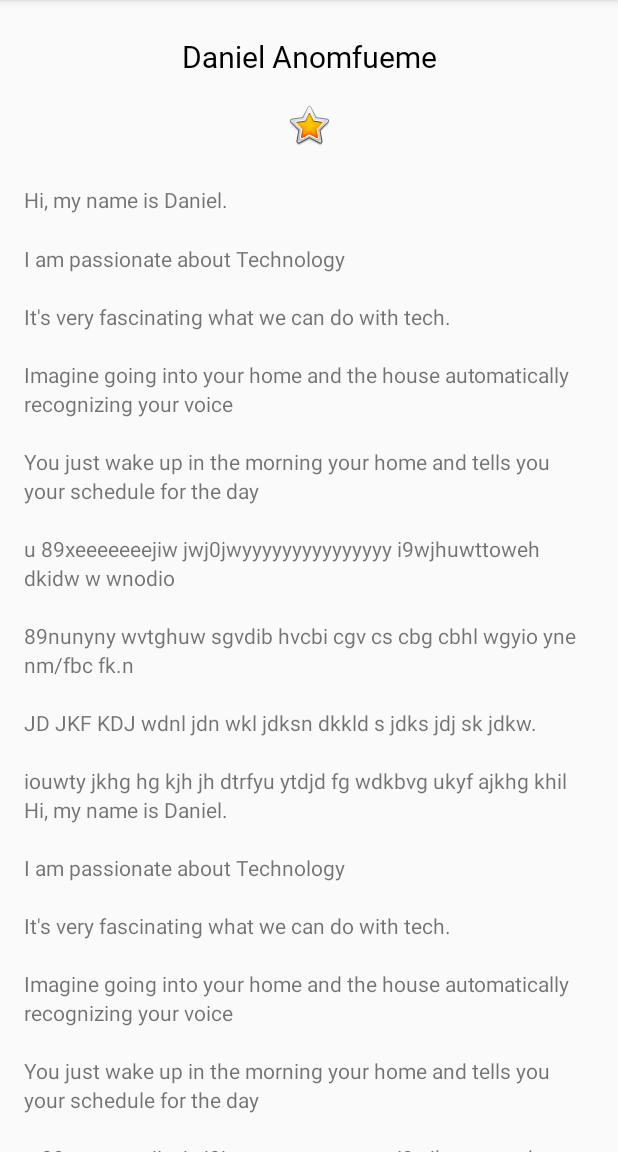
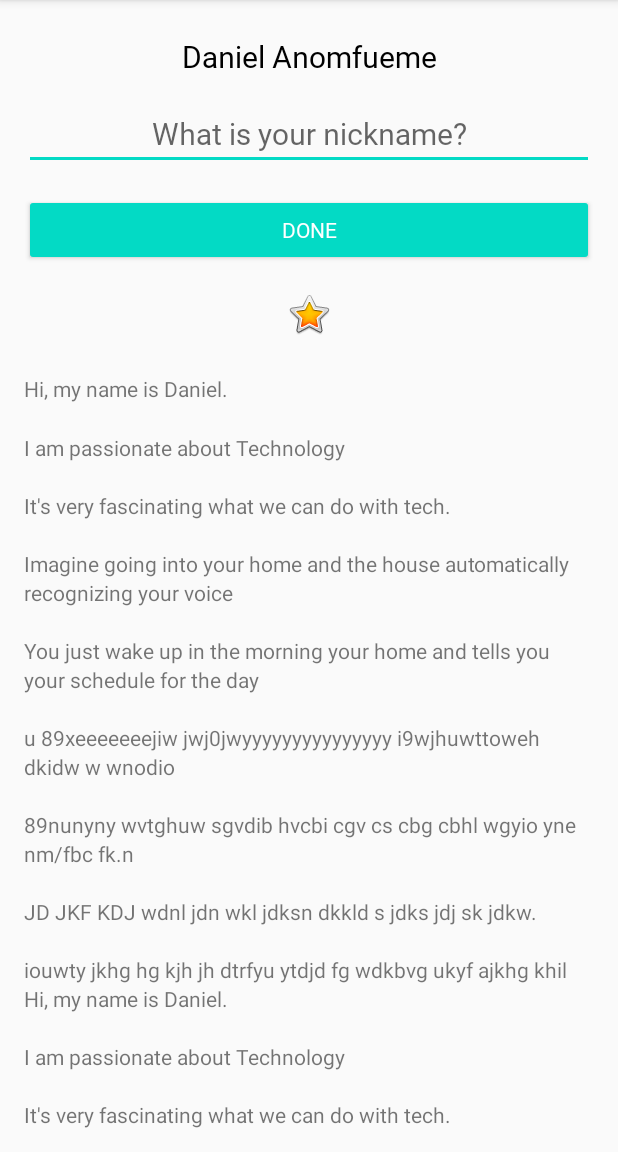
Before and after one commit to LifeofDan-EL/About_Me, an Android app: the screen it shows after launch (MainActivity), on a phone screen of 412 x 824 dp, the part 84-1236 px from its top. Run offline under Robolectric (Android 15) with nearby library versions, the phone set to English and light mode, and no system bars.

Commit message:
Added option of adding your nickname

```diff
--- a/app/src/main/java/com/danielanomfueme/aboutme/MainActivity.kt
+++ b/app/src/main/java/com/danielanomfueme/aboutme/MainActivity.kt
@@ -1,12 +1,37 @@
 package com.danielanomfueme.aboutme
 
+import android.content.Context
 import androidx.appcompat.app.AppCompatActivity
 import android.os.Bundle
+import android.view.View
+import android.view.inputmethod.InputMethodManager
+import android.widget.Button
+import android.widget.EditText
+import android.widget.TextView
+import java.util.*
 
 class MainActivity : AppCompatActivity() {
 
     override fun onCreate(savedInstanceState: Bundle?) {
         super.onCreate(savedInstanceState)
         setContentView(R.layout.activity_main)
+
+        findViewById<Button>(R.id.done_button).setOnClickListener {
+            addNickname(it)
+        }
+    }
+
+    private fun addNickname(view: View){
+        val editText = findViewById<EditText>(R.id.nickname_edit)
+        val nicknameTextView = findViewById<TextView>(R.id.nickname_text)
+
+        nicknameTextView.text = editText.text
+        editText.visibility = View.GONE
+        view.visibility = View.GONE
+        nicknameTextView.visibility = View.VISIBLE
+
+        //Hide the keyboard
+        val imm = getSystemService(Context.INPUT_METHOD_SERVICE) as InputMethodManager
+        imm.hideSoftInputFromWindow(view.windowToken, 0)
     }
 }
--- a/app/src/main/res/layout/activity_main.xml
+++ b/app/src/main/res/layout/activity_main.xml
@@ -16,6 +16,33 @@
         android:layout_height="wrap_content"
         android:text="@string/name"
         android:textAlignment="center" />
+
+    <EditText
+        android:id="@+id/nickname_edit"
+        style="@style/NameStyle"
+        android:layout_width="match_parent"
+        android:layout_height="wrap_content"
+        android:ems="10"
+        android:hint="@string/what_is_your_nickname"
+        android:inputType="textPersonName"
+        android:textAlignment="center" />
+
+    <Button
+        android:id="@+id/done_button"
+        android:layout_width="match_parent"
+        style="@style/Widget.AppCompat.Button.Colored"
+        android:layout_gravity="center_horizontal"
+        android:layout_marginTop="@dimen/layout_margin"
+        android:fontFamily="@font/roboto"
+        android:layout_height="wrap_content"
+        android:text="@string/done" />
+
+    <TextView
+        android:id="@+id/nickname_text"
+        android:layout_width="match_parent"
+        android:layout_height="wrap_content"
+        android:textAlignment="center"
+        android:visibility="gone" />
 
     <ImageView
         android:id="@+id/star_image"
--- a/app/src/main/res/values/strings.xml
+++ b/app/src/main/res/values/strings.xml
@@ -2,6 +2,7 @@
     <string name="app_name">About Me</string>
     <string name="name">Daniel Anomfueme</string>
     <string name="yellow_star">Yellow star</string>
+    <string name="what_is_your_nickname">What is your nickname?</string>
 
     <string name="bio"> Hi, my name is Daniel.
         \n\nI am passionate about Technology
@@ -31,4 +32,5 @@
         \n\nJD JKF KDJ  wdnl jdn wkl jdksn dkkld s jdks jdj sk jdkw.
         \n\niouwty jkhg hg kjh jh dtrfyu ytdjd fg wdkbvg ukyf ajkhg khil
     </string>
+    <string name="done">Done</string>
 </resources>
```
